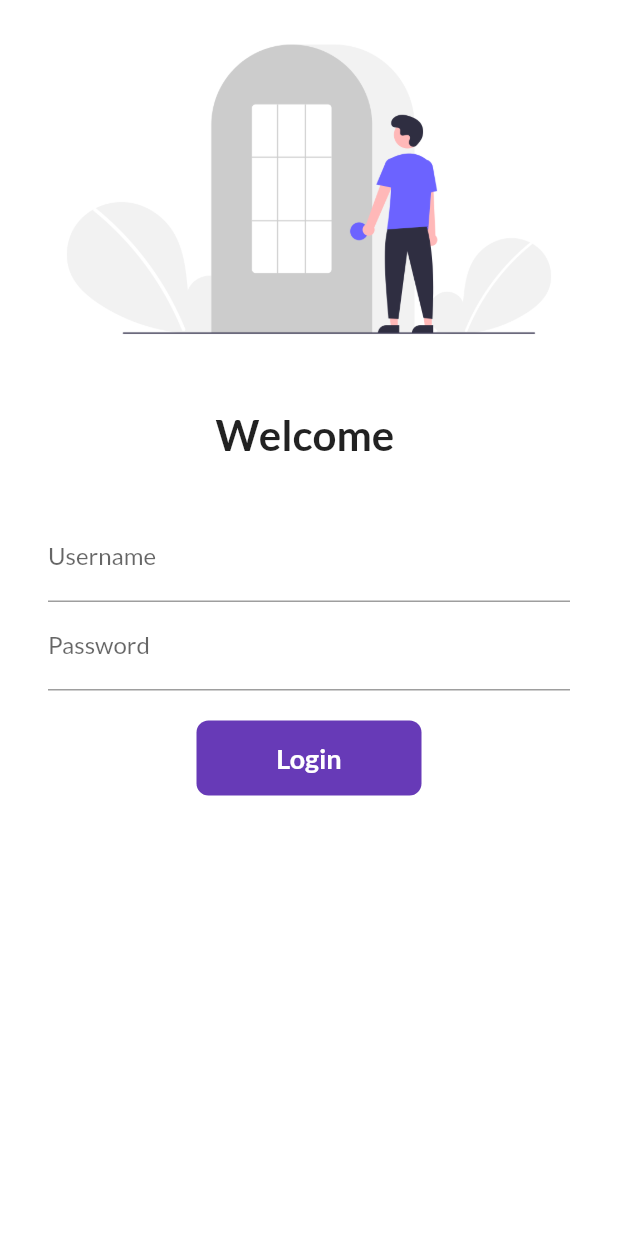
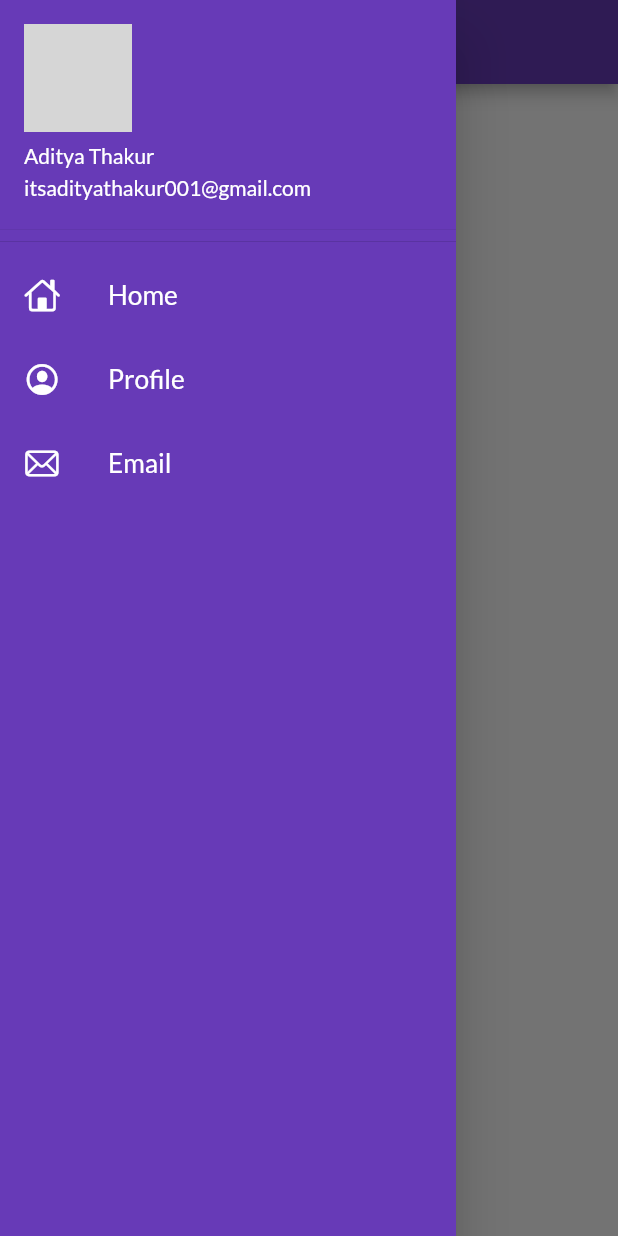
Before and after one commit to aboutaditya/30DaysFlutterLearn, a Flutter app: the screen it shows after launch, with the side drawer open (before the commit the screen has no drawer), on a phone screen of 412 x 824 dp. Run offline on Flutter 3.47's test engine with Material 2 defaults, Android fonts, the phone set to English and light mode, and no system bars; our stand-ins replace google_fonts; network calls fail; grey boxes are pictures that could not be loaded.

Commit message:
Day9 completed

```diff
--- a/lib/main.dart
+++ b/lib/main.dart
@@ -23,7 +23,7 @@ class Myapp extends StatelessWidget {
       darkTheme: ThemeData(
         brightness: Brightness.dark,
       ),
-      // initialRoute: "/home",
+      initialRoute: "/home",
       routes: {
         "/": (context) => const LoginPage(),
         MyRoutes.homeRoute: (context) => const Home(),
--- a/lib/pages/home_page.dart
+++ b/lib/pages/home_page.dart
@@ -1,4 +1,5 @@
 import 'package:flutter/material.dart';
+import 'package:flutter_application_1/widget/drawer.dart';
 
 class Home extends StatelessWidget {
   const Home({Key? key}) : super(key: key);
@@ -15,7 +16,7 @@ class Home extends StatelessWidget {
           child: Text("This is my first app with $days"),
         ),
       ),
-      drawer: const Drawer(),
+      drawer: const MyDrawer(),
     );
   }
 }
--- /dev/null
+++ b/lib/widget/drawer.dart
@@ -0,0 +1,65 @@
+import 'package:flutter/cupertino.dart';
+import "package:flutter/material.dart";
+
+class MyDrawer extends StatelessWidget {
+  const MyDrawer({Key? key}) : super(key: key);
+
+  @override
+  Widget build(BuildContext context) {
+    const imageUrl =
+        "https://avatars.githubusercontent.com/u/100947528?s=400&u=9499d8827ef3f57f020fa445c06ba525b24b2ef5&v=4";
+    return Drawer(
+      child: Container(
+        color: Colors.deepPurple,
+        child: ListView(
+          children: const [
+            DrawerHeader(
+                padding: EdgeInsets.zero,
+                child: UserAccountsDrawerHeader(
+                  accountName: Text("Aditya Thakur"),
+                  accountEmail: Text("itsadityathakur001@gmail.com"),
+                  currentAccountPicture: CircleAvatar(
+                    backgroundImage: NetworkImage(imageUrl),
+                  ),
+                )
+                ),
+                ListTile(
+                  leading: Icon(
+                    CupertinoIcons.home,
+                    color: Colors.white,
+                  ),
+                  title: Text(
+                    "Home",
+                    textScaleFactor: 1.25,
+                    style: TextStyle(color:Colors.white,)
+                  ),
+                ),
+                ListTile(
+                  leading: Icon(
+                    CupertinoIcons.profile_circled,
+                    color: Colors.white,
+                  ),
+                  title: Text(
+                    "Profile",
+                    textScaleFactor: 1.25,
+                    style: TextStyle(color:Colors.white,)
+                  ),
+                ),
+                ListTile(
+                  leading: Icon(
+                    CupertinoIcons.mail,
+                    color: Colors.white,
+                  ),
+                  title: Text(
+                    "Email",
+                    textScaleFactor: 1.25,
+                    style: TextStyle(color:Colors.white,)
+                  ),
+                )
+          ],
+
+        ),
+      ),
+    );
+  }
+}
```
Also changed, not shown: lib/pages/login_page.dart (+40 -12 lines).
